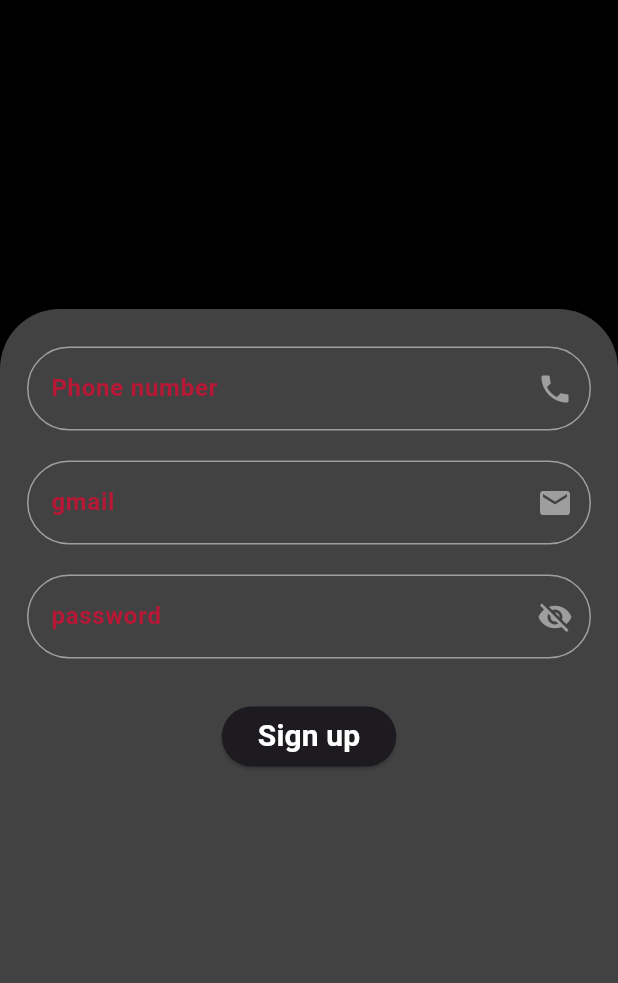
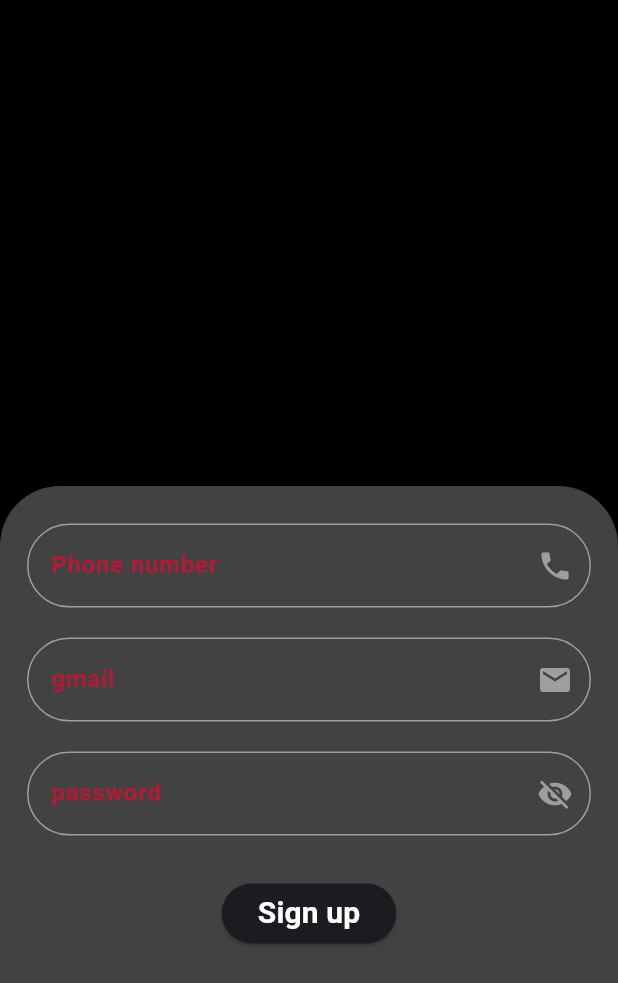
Before and after one commit to Querbog/login2, a Flutter app: the screen it shows after launch, after a tap on "Sign up!", on a phone screen of 412 x 824 dp. Shown: the top 983 px of the screen. Run offline on Flutter 3.47's test engine with Material 3 defaults, Android fonts, the phone set to English and light mode, and no system bars.

Commit message:
updated ui

```diff
--- a/lib/loginScreen.dart
+++ b/lib/loginScreen.dart
@@ -35,15 +35,15 @@ class LoginScreen extends StatelessWidget {
             ),
             Expanded(
               flex: 3,
-              child: AnimatedContainer(
-                duration: Duration(seconds: 3),
-                curve: Curves.slowMiddle,
+              child: Container(
+                // duration: Duration(seconds: 3),
+                // curve: Curves.slowMiddle,
                 decoration: BoxDecoration(
                     color: Colors.grey.shade800,
                     borderRadius: BorderRadius.only(
                         topLeft: Radius.circular(40.0),
                         topRight: Radius.circular(40.0))),
-                height: double.infinity,
+                height: 400,
                 width: double.infinity,
                 child: Padding(
                   padding: const EdgeInsets.symmetric(horizontal: 18.0),
@@ -136,6 +136,20 @@ class LoginScreen extends StatelessWidget {
                                       MaterialPageRoute(
                                           builder: (context) => regScreen()));
                                 },
+                                // Padding(
+                                //   padding: EdgeInsets.symmetric(vertical: 16.0),
+                                //   child: Material(
+                                //     color: Colors.blueAccent,
+                                //     borderRadius: BorderRadius.circular(30.0),
+                                //     child: MaterialButton(
+                                //       onPressed: () {
+                                //         Navigator.push(
+                                //           context,
+                                //           MaterialPageRoute(
+                                //             builder: (context) => regScreen(),
+                                //           ),
+                                //         );
+                                //       },
                                 child: Text(
                                   'Sign up!',
                                   style: TextStyle(
@@ -144,6 +158,10 @@ class LoginScreen extends StatelessWidget {
                                     fontSize: 17,
                                   ),
                                 ),
+                                //     ),
+                                //   ),
+                                //)
+                                //)
                               )
                             ],
                           ),
@@ -153,7 +171,7 @@ class LoginScreen extends StatelessWidget {
                   ),
                 ),
               ),
-            )
+            ),
           ],
         ),
       ),
--- a/lib/regScreen.dart
+++ b/lib/regScreen.dart
@@ -9,37 +9,38 @@ class regScreen extends StatelessWidget {
     return SafeArea(
       child: Scaffold(
         body: Column(
+          mainAxisAlignment: MainAxisAlignment.end,
           children: [
-            Expanded(
-              flex: 1,
-              child: Container(
-                alignment: Alignment.topLeft,
-                // decoration: BoxDecoration(
-                //   gradient: LinearGradient(
-                //     colors: [
-                //       Color(0xffB8736),
-                //       Color(0xffB1836),
-                //     ],
+            // Expanded(
+            //   flex: 1,
+            //   child: Container(
+            //     alignment: Alignment.topLeft,
+            //     // decoration: BoxDecoration(
+            //     //   gradient: LinearGradient(
+            //     //     colors: [
+            //     //       Color(0xffB8736),
+            //     //       Color(0xffB1836),
+            //     //     ],
+            //     //   ),
+            //     // ),
+            //     // child: Text(
+            //     //   'Please Sign In!',
+            //     //   style: TextStyle(
+            //     //       fontSize: 30,
+            //     //       color: Colors.white,
+            //     //       fontWeight: FontWeight.bold),
+            //     // ),
             //   ),
             // ),
-                // child: Text(
-                //   'Please Sign In!',
-                //   style: TextStyle(
-                //       fontSize: 30,
-                //       color: Colors.white,
-                //       fontWeight: FontWeight.bold),
-                // ),
-              ),
-            ),
-            Expanded(
-              flex: 3,
-              child: Container(
+            Container(
+              // duration: Duration(milliseconds: 700),
+              // curve: Curves.bounceInOut,
               decoration: BoxDecoration(
                   color: Colors.grey.shade800,
                   borderRadius: BorderRadius.only(
                       topLeft: Radius.circular(40.0),
                       topRight: Radius.circular(40.0))),
-                height: double.infinity,
+              height: 500,
               width: double.infinity,
               child: Padding(
                 padding: const EdgeInsets.symmetric(horizontal: 18.0),
@@ -61,8 +62,7 @@ class regScreen extends StatelessWidget {
                       SizedBox(
                         height: 20.0,
                       ),
-                        NewWidget(
-                            label: 'password', icon: Icons.visibility_off),
+                      NewWidget(label: 'password', icon: Icons.visibility_off),
                       //
                       // Align(
                       //   alignment: Alignment.centerRight,
@@ -150,7 +150,7 @@ class regScreen extends StatelessWidget {
                 ),
               ),
             ),
-            )
+            //)
           ],
         ),
       ),
```
Lines whose indentation alone changed are shown as unchanged.
